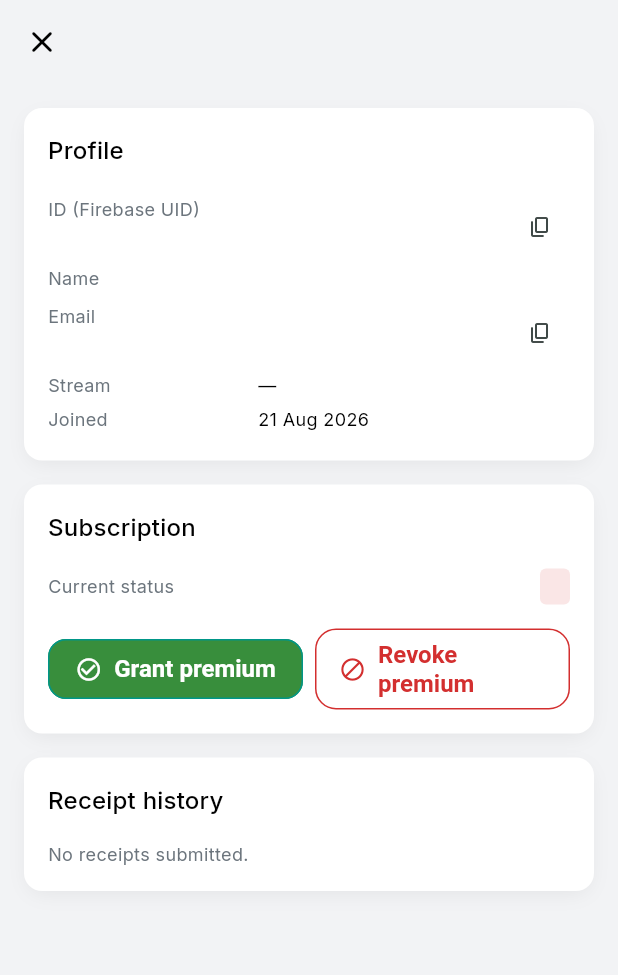
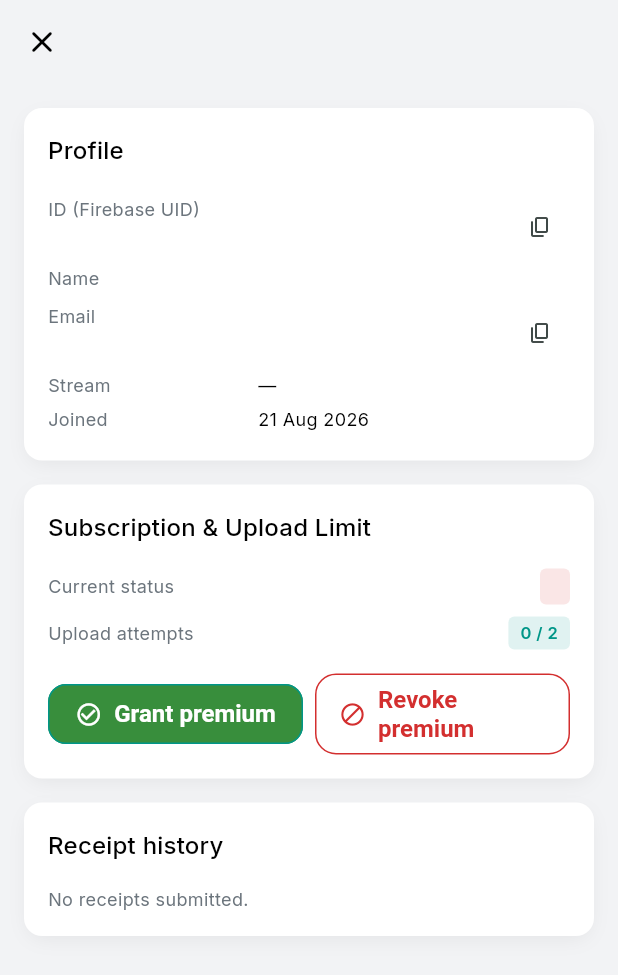
Before and after one commit to Abrom-code/m_admin, a Flutter app: the UserDetailScreen screen opened directly with empty values, on a phone screen of 412 x 824 dp. Shown: the top 975 px of the screen. Run offline on Flutter 3.47's test engine with Material 3 defaults, Android fonts, the phone set to English and light mode, and no system bars; our stand-ins replace connectivity_plus, flutter_dotenv, flutter_local_notifications, fluttertoast, get, get_storage and 3 more; accounts and stored records are empty.

Commit message:
feat(users): add admin reset upload limit action and UI display
- UsersController: add setReceiptUploadCount() with optimistic local update and toast feedback
- UsersController: apply receipt_upload_count from Realtime channel so resets reflect instantly
- UserDetailScreen: show Upload attempts row with Limit Reached badge when >= 2
- UserDetailScreen: add Reset upload limit to 0 button with confirmation dialog
- analysis_options.yaml: add platform and build directory excludes

```diff
--- a/lib/features/users/screens/user_detail_screen.dart
+++ b/lib/features/users/screens/user_detail_screen.dart
@@ -87,6 +87,19 @@ class _UserDetailScreenState extends State<UserDetailScreen> {
     await UsersController.instance.setSubscription(user, status);
   }
 
+  Future<void> _resetUploadCount(AdminUserModel user) async {
+    final confirmed = await AppDialogBoxes.confirm(
+      title: 'Reset upload limit',
+      message:
+          'Reset receipt upload attempts for ${user.displayName} from ${user.receiptUploadCount} back to 0?',
+      confirmLabel: 'Reset to 0',
+      isDestructive: false,
+    );
+    if (!confirmed) return;
+
+    await UsersController.instance.setReceiptUploadCount(user, 0);
+  }
+
   @override
   Widget build(BuildContext context) {
     // Obx re-renders whenever UsersController.rows changes, so the status
@@ -130,7 +143,7 @@ class _UserDetailScreenState extends State<UserDetailScreen> {
             const SizedBox(height: AppSizes.spaceBtwItems),
 
             AdminSection(
-              title: 'Subscription',
+              title: 'Subscription & Upload Limit',
               child: Column(
                 crossAxisAlignment: CrossAxisAlignment.start,
                 children: [
@@ -168,11 +181,51 @@ class _UserDetailScreenState extends State<UserDetailScreen> {
                       ),
                     ],
                   ),
+                  const SizedBox(height: AppSizes.sm),
+                  Row(
+                    children: [
+                      const Text(
+                        'Upload attempts',
+                        style: TextStyle(
+                          fontSize: 12,
+                          color: AppColors.textSecondary,
+                        ),
+                      ),
+                      const Spacer(),
+                      Container(
+                        padding: const EdgeInsets.symmetric(
+                          horizontal: 8,
+                          vertical: 3,
+                        ),
+                        decoration: BoxDecoration(
+                          color: (user.exceededUploadLimit
+                                  ? AppColors.error
+                                  : AppColors.primary)
+                              .withValues(alpha: 0.12),
+                          borderRadius:
+                              BorderRadius.circular(AppSizes.borderRadiusSm),
+                        ),
+                        child: Text(
+                          '${user.receiptUploadCount} / 2${user.exceededUploadLimit ? ' (Limit Reached)' : ''}',
+                          style: TextStyle(
+                            fontSize: 11,
+                            fontWeight: FontWeight.w600,
+                            color: user.exceededUploadLimit
+                                ? AppColors.error
+                                : AppColors.primary,
+                          ),
+                        ),
+                      ),
+                    ],
+                  ),
                   const SizedBox(height: AppSizes.spaceBtwItems),
                   Obx(() {
                     final acting = Get.isRegistered<UsersController>() &&
                         UsersController.instance.isActing(user.id);
-                    return Row(
+                    return Column(
+                      crossAxisAlignment: CrossAxisAlignment.stretch,
+                      children: [
+                        Row(
                           children: [
                             if (!user.isActive)
                               Expanded(
@@ -225,6 +278,24 @@ class _UserDetailScreenState extends State<UserDetailScreen> {
                                   label: const Text('Revoke premium'),
                                 ),
                               ),
+                          ],
+                        ),
+                        if (user.receiptUploadCount > 0) ...[
+                          const SizedBox(height: AppSizes.sm),
+                          OutlinedButton.icon(
+                            style: OutlinedButton.styleFrom(
+                              foregroundColor: AppColors.primary,
+                              side: const BorderSide(color: AppColors.primary),
+                              padding: const EdgeInsets.symmetric(
+                                horizontal: AppSizes.md,
+                                vertical: AppSizes.sm,
+                              ),
+                            ),
+                            onPressed: acting ? null : () => _resetUploadCount(user),
+                            icon: const Icon(Icons.refresh_rounded, size: 18),
+                            label: const Text('Reset upload limit to 0'),
+                          ),
+                        ],
                       ],
                     );
                   }),
```
Also changed, not shown: analysis_options.yaml (+8 -0 lines), lib/features/users/controllers/users_controller.dart (+42 -3 lines), pubspec.lock. Lines whose indentation alone changed are shown as unchanged.
